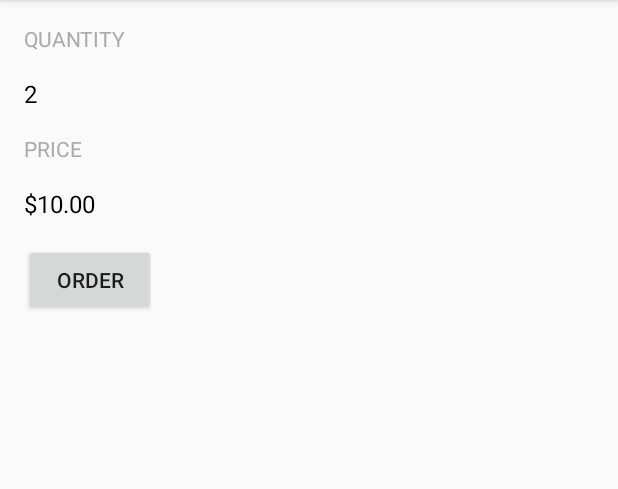
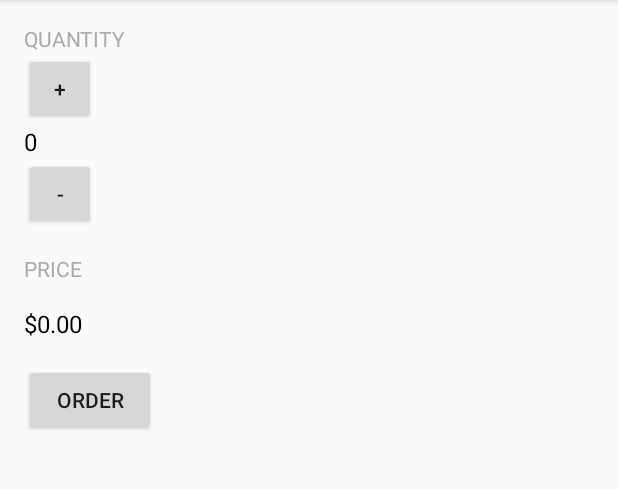
Before and after one commit to ilcale/android-development-beginners, an Android app: the screen it shows after launch (MainActivity), after a tap on "ORDER", on a phone screen of 412 x 824 dp, the part 84-573 px from its top. Run offline under Robolectric (Android 15) with nearby library versions, the phone set to English and light mode, and no system bars.

Commit message:
funcionalidad completa

```diff
--- a/JustJava/app/src/main/java/com/example/ilse/justjava/MainActivity.java
+++ b/JustJava/app/src/main/java/com/example/ilse/justjava/MainActivity.java
@@ -13,20 +13,30 @@ import java.util.Locale;
  */
 public class MainActivity extends ActionBarActivity {
 
+    int quantity;
+
     @Override
     protected void onCreate(Bundle savedInstanceState) {
         super.onCreate(savedInstanceState);
         setContentView(R.layout.activity_main);
+        display(0);
     }
 
     /**
      * This method is called when the order button is clicked.
      */
     public void submitOrder(View view) {
-        int numberOfCoffees = 2;
-        int quantity = 5;
-        display(numberOfCoffees);
-        displayPrice(numberOfCoffees * quantity);
+        displayPrice(quantity * 5);
+    }
+
+    public void increment(View view) {
+        quantity = quantity + 1;
+        display(quantity);
+    }
+
+    public void decrement(View view) {
+        quantity = quantity - 1;
+        display(quantity);
     }
 
     /**
--- a/JustJava/app/src/main/res/layout/activity_main.xml
+++ b/JustJava/app/src/main/res/layout/activity_main.xml
@@ -16,14 +16,24 @@
         android:textAllCaps="true"
         android:textColor="@android:color/darker_gray"/>
 
+    <Button
+        android:layout_height="48dp"
+        android:layout_width="48dp"
+        android:text="@string/plus_button"
+        android:onClick="increment"/>
+
     <TextView
         android:layout_width="wrap_content"
         android:layout_height="wrap_content"
-        android:text="@string/quantity_num"
         android:textColor="@android:color/black"
         android:id="@+id/quantity_text_view"
-        android:textSize="16sp"
-        android:layout_marginTop="16dp"/>
+        android:textSize="16sp"/>
+
+    <Button
+        android:layout_height="48dp"
+        android:layout_width="48dp"
+        android:text="@string/minus_button"
+        android:onClick="decrement"/>
 
     <TextView
         android:layout_width="wrap_content"
@@ -45,7 +55,7 @@
     <Button
         android:layout_height="wrap_content"
         android:layout_width="wrap_content"
-        android:text="@string/btn_order"
+        android:text="@string/order_button"
         android:textAllCaps="true"
         android:layout_marginTop="16dp"
         android:onClick="submitOrder"/>
--- a/JustJava/app/src/main/res/values/strings.xml
+++ b/JustJava/app/src/main/res/values/strings.xml
@@ -2,9 +2,11 @@
     <string name="app_name">Just Java</string>
 
     <string name="quantity">quantity</string>
-    <string name="quantity_num">0</string>
+    <string name="quantity_num">2</string>
     <string name="price_num">$0</string>
     <string name="price">price</string>
-    <string name="btn_order">order</string>
+    <string name="order_button">order</string>
     <string name="action_settings">Settings</string>
+    <string name="plus_button">+</string>
+    <string name="minus_button">-</string>
 </resources>
```
